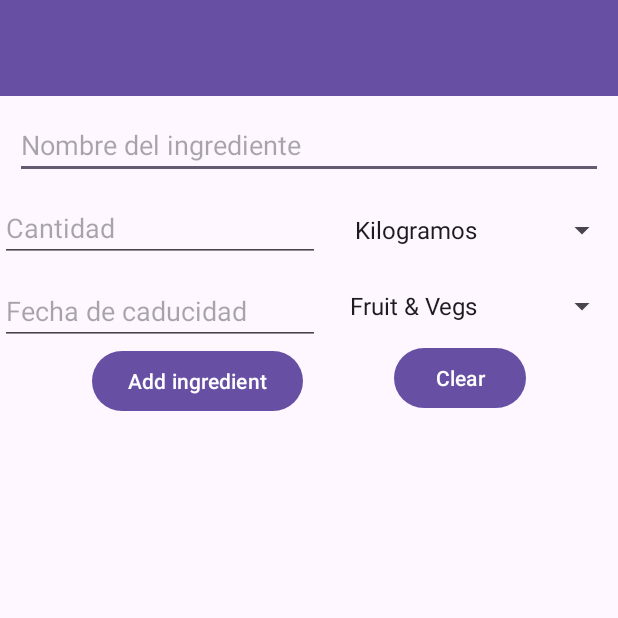
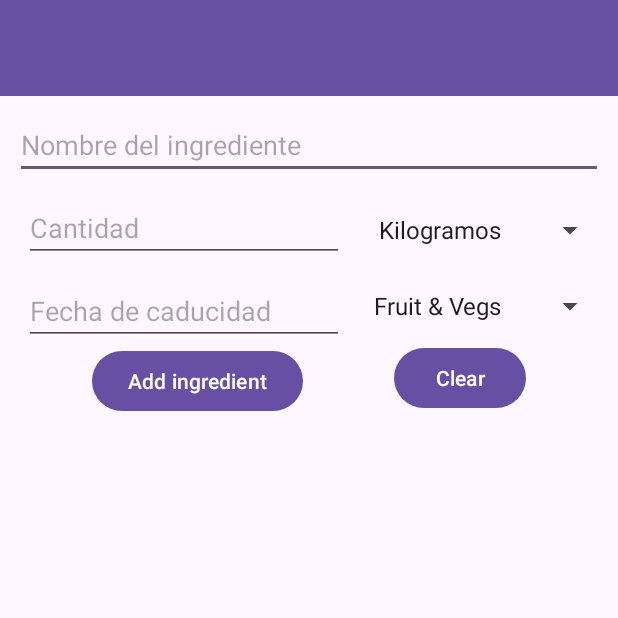
Before and after one commit to raulmunoztome/Practica-OPT-1, an Android app: the ClientsActivity screen opened directly, with no data from a screen before it, on a phone screen of 412 x 824 dp, the top half of it. Run offline under Robolectric (Android 15) with nearby library versions, the phone set to English and light mode, and no system bars; our stand-ins replace Firebase (no records; nobody signed in at launch, a user with empty details on screens opened directly); 1 statement that could not run was skipped.

Commit message:
recicler ya no se monta en formulario

```diff
--- a/app/src/main/res/layout/activity_clients.xml
+++ b/app/src/main/res/layout/activity_clients.xml
@@ -13,6 +13,7 @@
         android:layout_height="wrap_content"
         android:layout_marginStart="12dp"
         android:layout_marginTop="12dp"
+        android:layout_marginEnd="8dp"
         app:layout_constraintBottom_toBottomOf="@+id/fechaCaducidad"
         app:layout_constraintEnd_toEndOf="parent"
         app:layout_constraintHorizontal_bias="0.5"
@@ -50,6 +51,7 @@
         android:id="@+id/ingredientesCantidad"
         android:layout_width="wrap_content"
         android:layout_height="wrap_content"
+        android:layout_marginStart="16dp"
         android:layout_marginTop="10dp"
         android:ems="10"
         android:hint="Cantidad"
@@ -63,13 +65,12 @@
     <androidx.recyclerview.widget.RecyclerView
         android:id="@+id/recyclerView6"
         android:layout_width="wrap_content"
-        android:layout_height="365dp"
-        android:layout_marginTop="10dp"
-        app:layout_constraintBottom_toBottomOf="parent"
+        android:layout_height="wrap_content"
+        android:layout_marginTop="16dp"
         app:layout_constraintEnd_toEndOf="parent"
         app:layout_constraintHorizontal_bias="0.5"
         app:layout_constraintStart_toStartOf="parent"
-        app:layout_constraintTop_toBottomOf="@+id/limpiarForm" />
+        app:layout_constraintTop_toBottomOf="@id/barrier" />
 
     <Button
         android:id="@+id/limpiarForm"
@@ -88,6 +89,7 @@
         android:layout_height="wrap_content"
         android:layout_marginStart="15dp"
         android:layout_marginTop="12dp"
+        android:layout_marginEnd="8dp"
         app:layout_constraintBottom_toBottomOf="@+id/ingredientesCantidad"
         app:layout_constraintEnd_toEndOf="parent"
         app:layout_constraintHorizontal_bias="0.5"
@@ -98,6 +100,7 @@
         android:id="@+id/fechaCaducidad"
         android:layout_width="wrap_content"
         android:layout_height="wrap_content"
+        android:layout_marginStart="16dp"
         android:layout_marginTop="10dp"
         android:clickable="true"
         android:ems="10"
@@ -121,4 +124,11 @@
         app:layout_constraintTop_toTopOf="parent"
         tools:layout_editor_absoluteX="1dp" />
 
+    <androidx.constraintlayout.widget.Barrier
+        android:id="@+id/barrier"
+        android:layout_width="wrap_content"
+        android:layout_height="wrap_content"
+        app:constraint_referenced_ids="addIngredients,limpiarForm"
+        app:barrierDirection="bottom" />
+
 </androidx.constraintlayout.widget.ConstraintLayout>
```
